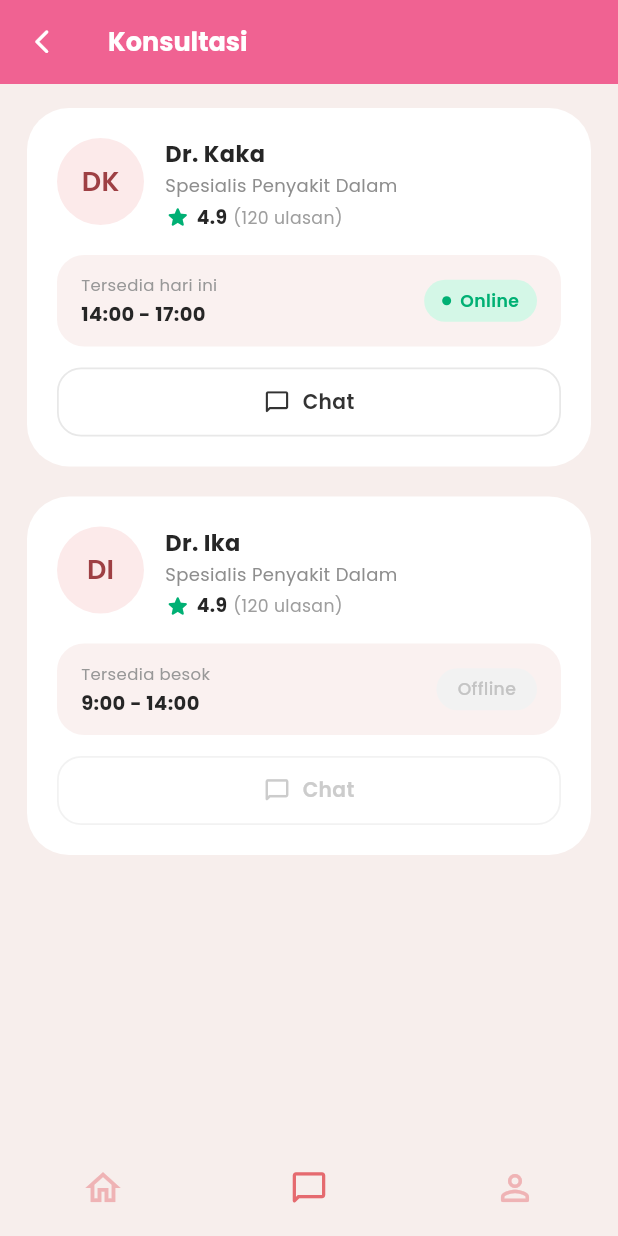
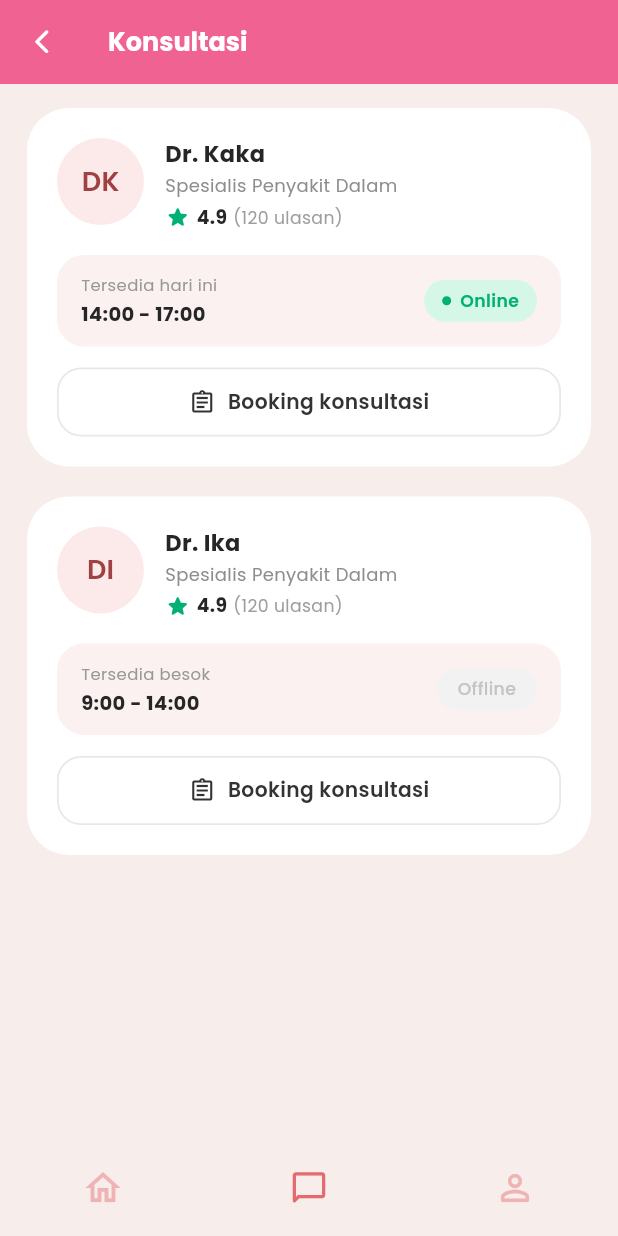
Before and after one commit to G41240178-NURFITRIA/lojindeker2, a Flutter app: the ConsultationListScreen screen opened directly, on a phone screen of 412 x 824 dp. Run offline on Flutter 3.47's test engine with Material 3 defaults, Android fonts, the light colour scheme and no system bars; our stand-ins replace cloud_firestore, firebase_auth, firebase_core, flutter_dotenv, flutter_local_notifications, flutter_map and 5 more; accounts and stored records are empty.

Commit message:
revisi booking konsul

```diff
--- a/lib/features/patient/screens/consultation_list_screen.dart
+++ b/lib/features/patient/screens/consultation_list_screen.dart
@@ -310,22 +310,14 @@ class _ConsultationListScreenState extends State<ConsultationListScreen> {
 
           const SizedBox(height: 14),
 
-          // 3. Tombol Chat di Bagian Bawah Kartu
+          // 3. Tombol Booking Konsultasi di Bagian Bawah Kartu
           InkWell(
-            onTap: doctor.isOnline
-                ? () {
-                    Navigator.push(
-                      context,
-                      MaterialPageRoute(
-                        builder: (_) => LiveChatScreen(
-                          doctorName: doctor.name,
-                          specialty: doctor.specialty,
-                          initials: doctor.initials,
-                        ),
-                      ),
-                    );
-                  }
-                : null,
+            onTap: () {
+              // TODO: Navigasi ke halaman booking
+              ScaffoldMessenger.of(context).showSnackBar(
+                const SnackBar(content: Text('Fitur booking konsultasi akan segera hadir')),
+              );
+            },
             borderRadius: BorderRadius.circular(16),
             child: Container(
               width: double.infinity,
@@ -334,31 +326,25 @@ class _ConsultationListScreenState extends State<ConsultationListScreen> {
                 color: Colors.white,
                 borderRadius: BorderRadius.circular(16),
                 border: Border.all(
-                  color: doctor.isOnline
-                      ? const Color(0xFFE8E8E8)
-                      : const Color(0xFFF2F2F2),
+                  color: const Color(0xFFE8E8E8),
                   width: 1.2,
                 ),
               ),
               child: Row(
                 mainAxisAlignment: MainAxisAlignment.center,
                 children: [
-                  Icon(
-                    Icons.chat_bubble_outline_rounded,
+                  const Icon(
+                    Icons.assignment_outlined,
                     size: 18,
-                    color: doctor.isOnline
-                        ? const Color(0xFF333333)
-                        : const Color(0xFFCCCCCC),
+                    color: Color(0xFF333333),
                   ),
                   const SizedBox(width: 8),
                   Text(
-                    'Chat',
+                    'Booking konsultasi',
                     style: GoogleFonts.poppins(
                       fontSize: 13.5,
                       fontWeight: FontWeight.w600,
-                      color: doctor.isOnline
-                        ? const Color(0xFF333333)
-                        : const Color(0xFFCCCCCC),
+                      color: const Color(0xFF333333),
                     ),
                   ),
                 ],
```
